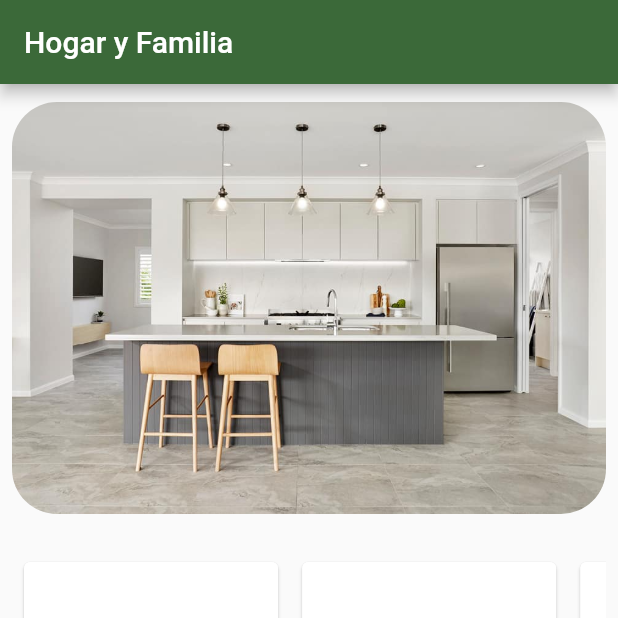
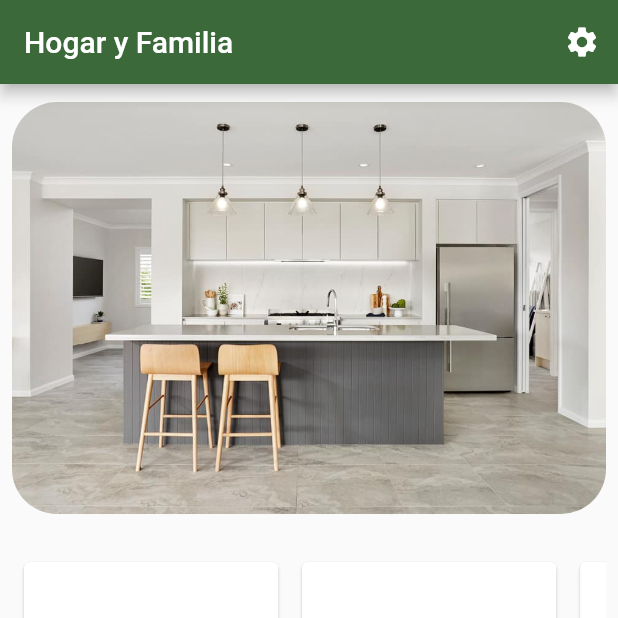
Before and after one commit to ennzudev/multi_themes_bloc, a Flutter app: the screen it shows after launch, on a phone screen of 412 x 824 dp, the top half of it. Run offline on Flutter 3.47's test engine with Material 2 defaults, Android fonts, the phone set to English and light mode, and no system bars; our stand-ins replace bloc, equatable, flutter_bloc, font_awesome_flutter.

Commit message:
settings added

```diff
--- a/lib/home/home_page.dart
+++ b/lib/home/home_page.dart
@@ -1,16 +1,24 @@
 import 'package:flutter/material.dart';
 import 'package:font_awesome_flutter/font_awesome_flutter.dart';
 import 'package:themed_app/home/tips_list.dart';
+import 'package:themed_app/settings/preferences_page.dart';
 
 class HomePage extends StatelessWidget {
   const HomePage({super.key});
-// TODO: agregar estilo a los textos de titulos
+
   @override
   Widget build(BuildContext context) {
     return Scaffold(
       appBar: AppBar(
         title: Text('Hogar y Familia'),
-        // TODO: abrir pagina de ajustes
+        actions: [
+          IconButton(
+            onPressed: () => Navigator.of(context).push(
+              MaterialPageRoute(builder: (context) => PreferencesPage()),
+            ),
+            icon: Icon(Icons.settings),
+          ),
+        ],
       ),
       body: Padding(
         padding: EdgeInsets.only(left: 8, right: 8, top: 12),
--- a/lib/settings/preferences_page.dart
+++ b/lib/settings/preferences_page.dart
@@ -1,4 +1,6 @@
 import 'package:flutter/material.dart';
+import 'package:flutter_bloc/flutter_bloc.dart';
+import 'package:themed_app/theme/bloc/theme_bloc.dart';
 
 import '../theme/app_themes.dart';
 
@@ -24,7 +26,9 @@ class PreferencesPage extends StatelessWidget {
                 style: appThemeData[_itemAppTheme]!.textTheme.bodyMedium,
               ),
               onTap: () {
-                // TODO: agregar evento al bloc para cambiar tema
+                BlocProvider.of<ThemeBloc>(context).add(
+                  ThemeChangedEvent(theme: _itemAppTheme),
+                );
               },
             ),
           );
```
